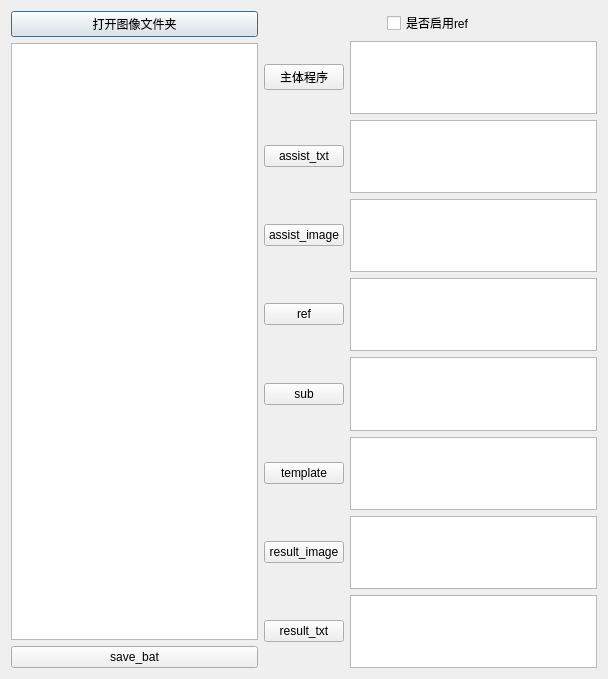
The window that generate_bat/dialog.ui (xiao110xy/qt_project) describes before a commit, drawn with Qt 5.
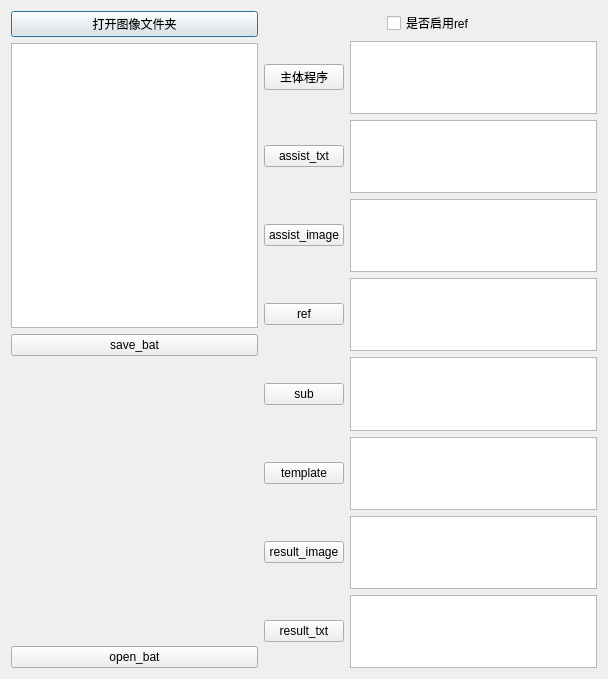
The same window after the commit.

```diff
--- a/generate_bat/dialog.ui
+++ b/generate_bat/dialog.ui
@@ -33,6 +33,26 @@
        </property>
       </widget>
      </item>
+     <item>
+      <spacer name="verticalSpacer">
+       <property name="orientation">
+        <enum>Qt::Vertical</enum>
+       </property>
+       <property name="sizeHint" stdset="0">
+        <size>
+         <width>20</width>
+         <height>40</height>
+        </size>
+       </property>
+      </spacer>
+     </item>
+     <item>
+      <widget class="QPushButton" name="open_bat">
+       <property name="text">
+        <string>open_bat</string>
+       </property>
+      </widget>
+     </item>
     </layout>
    </item>
    <item>
```
